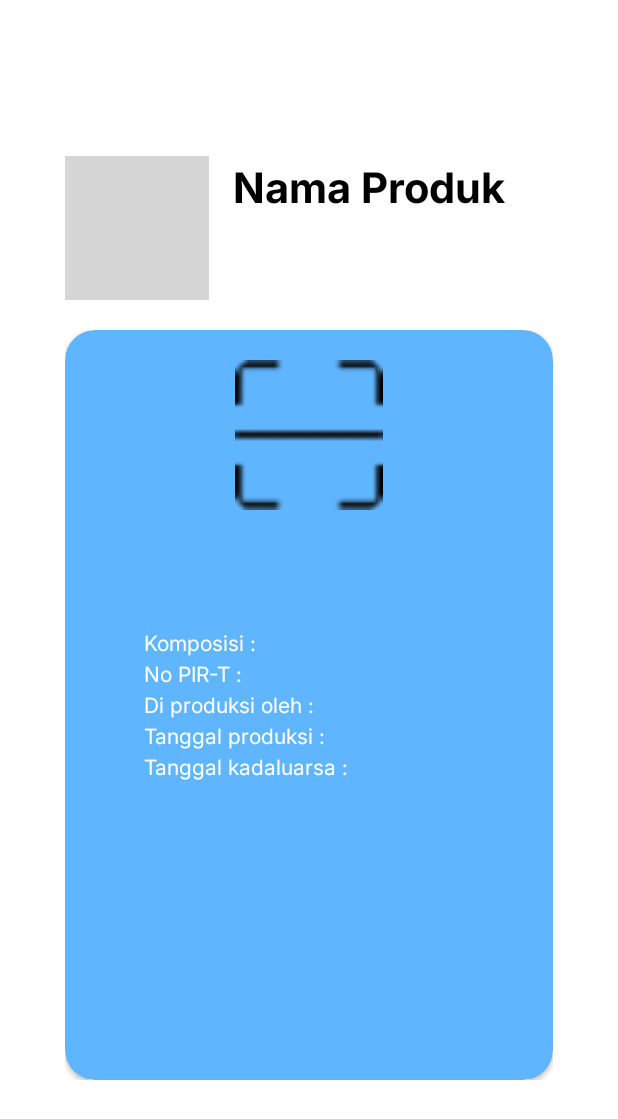
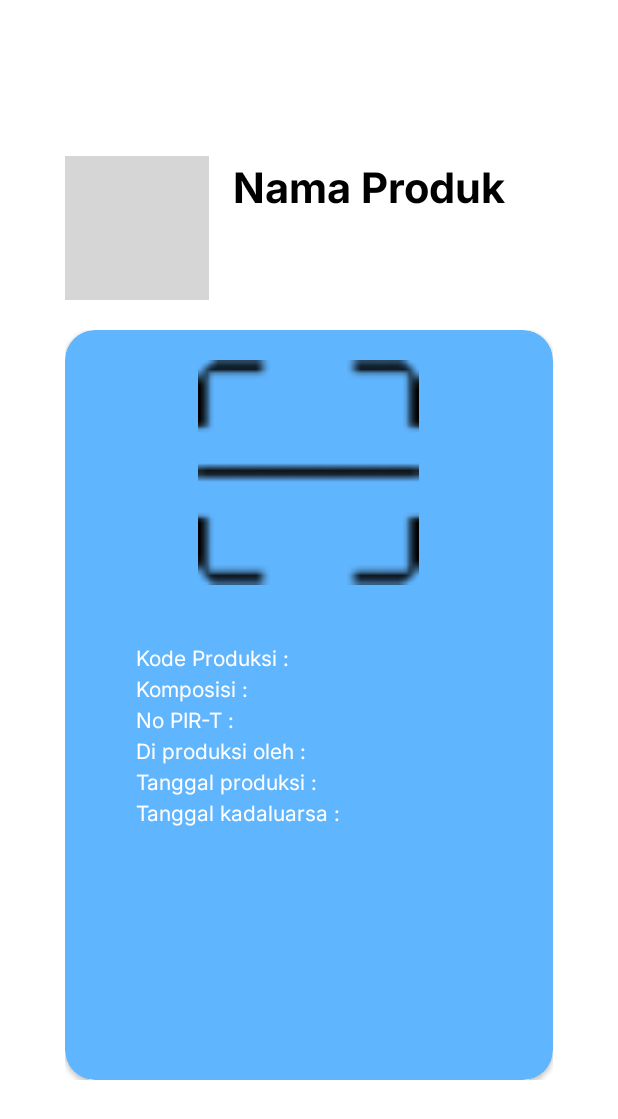
Before and after one commit to fikriks/ensaseroja-mobile, an Android app: the ResultProduct screen opened directly, with no data from a screen before it, on a phone screen of 412 x 824 dp. Shown: the top 1119 px of the screen. Run offline under Robolectric (Android 15) with nearby library versions, the phone set to English and light mode, and no system bars; pictures from the network do not load; grey boxes are pictures that could not be loaded.

Commit message:
feat: add production code and update product display
- Added `kode_produksi` (production code) field to `DataRes` model.
- Displayed `kode_produksi` in `ResultProduct` activity.
- Passed `kode_produksi` from `ScannerQR` to `ResultProduct`.
- Updated image in `MainActivity` image slider.
- Adjusted layout of `activity_result_product.xml` to include `kode_produksi` and resize product image.
- Added `foto_produk_2.jpeg` to drawables.

```diff
--- a/app/src/main/java/com/algoritma/melani_AE6/MainActivity.java
+++ b/app/src/main/java/com/algoritma/melani_AE6/MainActivity.java
@@ -89,7 +89,7 @@ public class MainActivity extends AppCompatActivity {
         List<Integer> images = new ArrayList<>();
         images.add(R.drawable.rumah_produksi);
         images.add(R.drawable.foto_produk_1);
-        images.add(R.drawable.rumah_produksi);
+        images.add(R.drawable.foto_produk_2);
 
         viewPager.setAdapter(new ImageSliderAdapter(images));
 
--- a/app/src/main/java/com/algoritma/melani_AE6/activity/ResultProduct.java
+++ b/app/src/main/java/com/algoritma/melani_AE6/activity/ResultProduct.java
@@ -43,6 +43,7 @@ public class ResultProduct extends AppCompatActivity {
         if (extras != null) {
             // Menampilkan data produk ke UI
             binding.namaProduk.setText("Nama Produk : " + extras.getString("produk"));
+            binding.kodeproduksi.setText("Kode Produksi : " + extras.getString("kode_produksi"));
             binding.komposisi.setText("Komposisi : " + extras.getString("komposisi"));
             binding.ijin.setText("No PIR-T : " + extras.getString("no_pirt"));
             binding.produsen.setText("Di produksi oleh : " + extras.getString("produksi"));
--- a/app/src/main/java/com/algoritma/melani_AE6/activity/ScannerQR.java
+++ b/app/src/main/java/com/algoritma/melani_AE6/activity/ScannerQR.java
@@ -104,6 +104,7 @@ public class ScannerQR extends AppCompatActivity {
                             // Pindah ke ResultActivity dengan membawa data produk
                             Intent intent = new Intent(ScannerQR.this, ResultProduct.class);
                             intent.putExtra("produk", response.body().getData().get(0).getNama());
+                            intent.putExtra("kode_produksi", response.body().getData().get(0).getKode_produksi());
                             intent.putExtra("komposisi", response.body().getData().get(0).getKomposisi());
                             intent.putExtra("foto", response.body().getData().get(0).getFoto());
                             intent.putExtra("no_pirt", response.body().getData().get(0).getNo_pirt());
--- a/app/src/main/java/com/algoritma/melani_AE6/model/DataRes.java
+++ b/app/src/main/java/com/algoritma/melani_AE6/model/DataRes.java
@@ -7,6 +7,7 @@ public class DataRes {
     // Deklarasi variabel untuk menyimpan data produk
     private int id;  // ID produk
     private String kode_produk;  // Kode unik produk
+    private String kode; // Kode unik produksi
     private String nama;  // Nama produk
     private String foto;  // Nama file foto produk
     private String komposisi;  // Komposisi bahan produk
@@ -39,6 +40,10 @@ public class DataRes {
 
     public String getKode_produk() {
         return kode_produk;
+    }
+
+    public String getKode_produksi() {
+        return kode;
     }
 
     public void setKode_produk(String kode_produk) {
--- a/app/src/main/res/layout/activity_result_product.xml
+++ b/app/src/main/res/layout/activity_result_product.xml
@@ -64,17 +64,25 @@
                     android:orientation="vertical">
                     <ImageView
                         android:id="@+id/imageProduk"
-                        android:layout_width="100dp"
-                        android:layout_height="100dp"
+                        android:layout_width="150dp"
+                        android:layout_height="150dp"
                         android:src="@drawable/img_scanner"
                         android:layout_marginBottom="0dp"/>
                 </LinearLayout>
                 <LinearLayout
-                    android:layout_width="220dp"
+                    android:layout_marginTop="20dp"
+                    android:layout_width="230dp"
                     android:layout_height="wrap_content"
                     android:layout_gravity="center"
                     android:gravity="center"
                     android:orientation="vertical">
+                    <TextView
+                        android:id="@+id/kodeproduksi"
+                        android:layout_width="match_parent"
+                        android:layout_height="wrap_content"
+                        android:text="Kode Produksi : "
+                        android:textColor="@color/white"
+                        android:fontFamily="@font/inter_regular"/>
                     <TextView
                         android:id="@+id/komposisi"
                         android:layout_width="match_parent"
```
Also changed, not shown: 2 other files.
